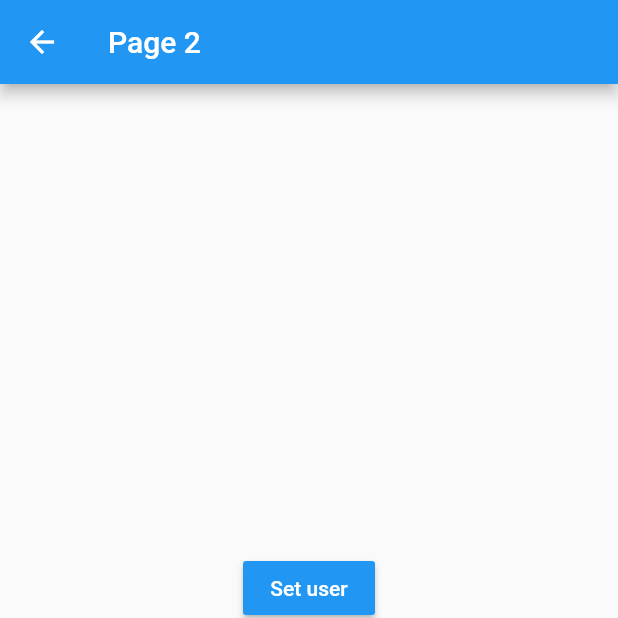
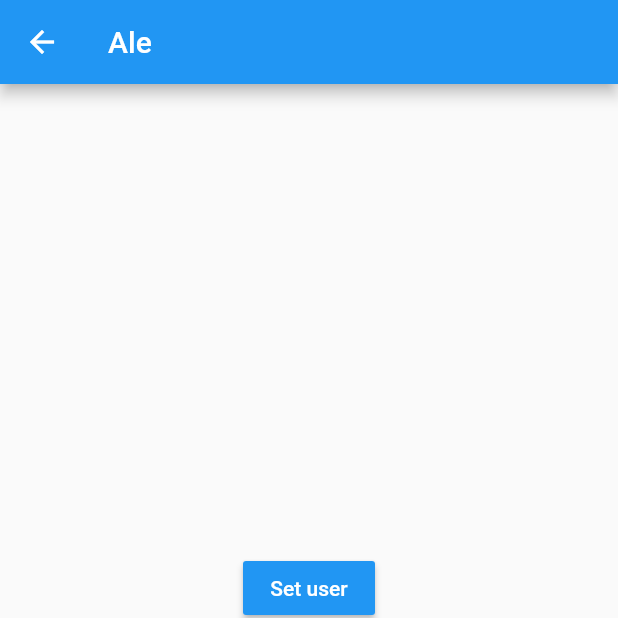
Before and after one commit to aleMartin99/flutter_states, a Flutter app: the Page2 screen opened by its route, after a tap on "Set user", on a phone screen of 412 x 824 dp, the top half of it. Run offline on Flutter 3.47's test engine with Material 2 defaults, Android fonts, the light colour scheme and no system bars; accounts and stored records are empty.

Commit message:
End Singleton

```diff
--- a/lib/models/user.dart
+++ b/lib/models/user.dart
@@ -3,5 +3,5 @@ class User {
   int? age;
   List<String>? professions;
 
-  User({this.age, this.name, this.professions});
+  User({this.age, required this.name, this.professions});
 }
--- a/lib/pages/page1_page.dart
+++ b/lib/pages/page1_page.dart
@@ -1,4 +1,8 @@
 import 'package:flutter/material.dart';
+
+import 'package:flutter_states/services/user_service.dart';
+
+import '../models/user.dart';
 
 class Page1 extends StatelessWidget {
   const Page1({Key? key}) : super(key: key);
@@ -13,7 +17,16 @@ class Page1 extends StatelessWidget {
         onPressed: () => Navigator.pushNamed(context, 'page2'),
         child: const Icon(Icons.account_tree),
       ),
-      body: UserInformation(),
+      body: StreamBuilder(
+        stream: userService.userStream,
+        builder: (BuildContext context, AsyncSnapshot<User> snapshot) {
+          return snapshot.hasData
+              ? UserInformation(
+                  user: snapshot.data!,
+                )
+              : const Center(child: Text('There are not users'));
+        },
+      ),
     );
   }
 }
@@ -23,6 +36,10 @@ class UserInformation extends StatelessWidget {
   //   Key? key,
   // }) : super(key: key);
 
+  final User user;
+
+  const UserInformation({super.key, required this.user});
+
   @override
   Widget build(BuildContext context) {
     return Container(
@@ -31,30 +48,30 @@ class UserInformation extends StatelessWidget {
       height: double.infinity,
       child: Column(
         crossAxisAlignment: CrossAxisAlignment.start,
-        children: const <Widget>[
-          Text(
+        children: <Widget>[
+          const Text(
             'General',
             style: TextStyle(fontSize: 18, fontWeight: FontWeight.bold),
           ),
-          Divider(),
+          const Divider(),
           ListTile(
-            title: Text('Name'),
+            title: Text('Name: ${user.name}'),
           ),
           ListTile(
-            title: Text('Age'),
+            title: Text('Age: ${user.age}'),
           ),
-          Text(
+          const Text(
             'Professions',
             style: TextStyle(fontSize: 18, fontWeight: FontWeight.bold),
           ),
-          Divider(),
-          ListTile(
+          const Divider(),
+          const ListTile(
             title: Text('Profesion1'),
           ),
-          ListTile(
+          const ListTile(
             title: Text('Profesion2'),
           ),
-          ListTile(
+          const ListTile(
             title: Text('Profesion3'),
           ),
         ],
--- a/lib/pages/page2_page.dart
+++ b/lib/pages/page2_page.dart
@@ -1,4 +1,7 @@
 import 'package:flutter/material.dart';
+import 'package:flutter_states/services/user_service.dart';
+
+import '../models/user.dart';
 
 class Page2 extends StatelessWidget {
   const Page2({Key? key}) : super(key: key);
@@ -7,7 +10,16 @@ class Page2 extends StatelessWidget {
   Widget build(BuildContext context) {
     return Scaffold(
       appBar: AppBar(
-        title: const Text('Page 2'),
+        title: StreamBuilder(
+          stream: userService.userStream,
+          builder: (BuildContext context, AsyncSnapshot<User> snapshot) {
+            return Container(
+              child: (snapshot.hasData)
+                  ? Text(snapshot.data!.name!)
+                  : const Text('Page 2'),
+            );
+          },
+        ),
       ),
       body: Center(
           child: Column(
@@ -15,22 +27,27 @@ class Page2 extends StatelessWidget {
         children: <Widget>[
           MaterialButton(
               color: Colors.blue,
-              onPressed: (() {}),
-              child: Text(
+              onPressed: (() {
+                final newUser = User(name: 'Ale', age: 23);
+                userService.loadUser(newUser);
+              }),
+              child: const Text(
                 'Set user',
                 style: TextStyle(color: Colors.white),
               )),
           MaterialButton(
               color: Colors.blue,
-              onPressed: (() {}),
-              child: Text(
+              onPressed: (() {
+                userService.changeAge(25);
+              }),
+              child: const Text(
                 'Change age',
                 style: TextStyle(color: Colors.white),
               )),
           MaterialButton(
               color: Colors.blue,
               onPressed: (() {}),
-              child: Text(
+              child: const Text(
                 'Add profession',
                 style: TextStyle(color: Colors.white),
               ))
--- /dev/null
+++ b/lib/services/user_service.dart
@@ -0,0 +1,27 @@
+import 'dart:async';
+
+import 'package:flutter_states/models/user.dart';
+
+class _UserService {
+  User? _user;
+
+  final StreamController<User> _userStreamController =
+      StreamController<User>.broadcast();
+
+  User get user => _user!;
+  bool get areUser => (_user != null) ? true : false;
+
+  Stream<User> get userStream => _userStreamController.stream;
+
+  void loadUser(User userL) {
+    _user = userL;
+    _userStreamController.add(userL);
+  }
+
+  void changeAge(int age) {
+    _user!.age = age;
+    _userStreamController.add(_user!);
+  }
+}
+
+final userService = _UserService();
```
